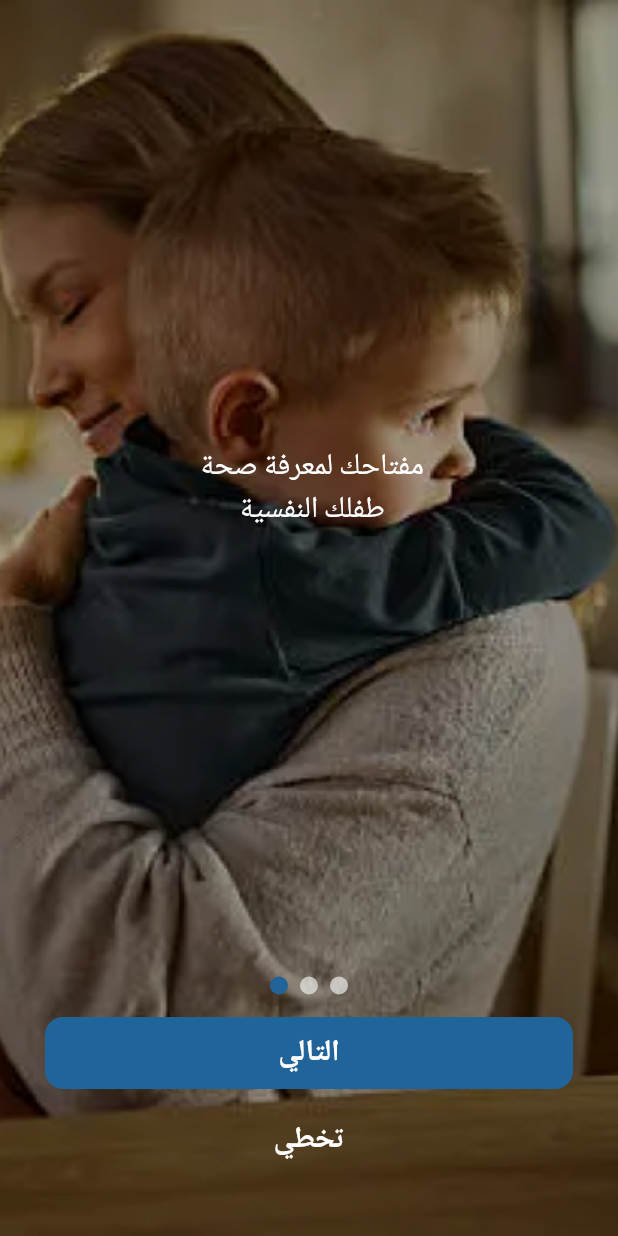
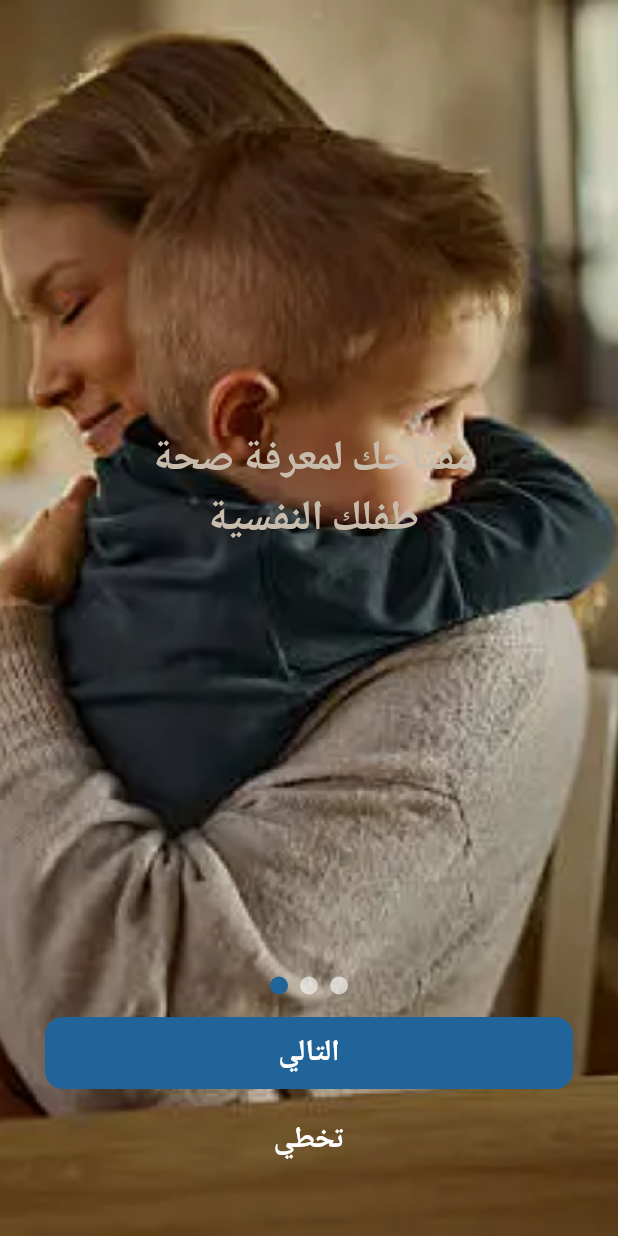
Before and after one commit to DevZiyadAtaweel/Canvasapp, a Flutter app: the screen it shows after launch, on a phone screen of 412 x 824 dp. Run offline on Flutter 3.47's test engine with Material 3 defaults, Android fonts, the phone set to English and light mode, and no system bars; drawn by our look-alikes of smooth_page_indicator; our stand-ins replace bloc, firebase_auth, firebase_core, flutter_bloc, go_router, google_sign_in and 1 more; accounts and stored records are empty.

Commit message:
24 -11 malak

```diff
--- a/lib/core/constants/app_colors.dart
+++ b/lib/core/constants/app_colors.dart
@@ -4,5 +4,6 @@ class AppColors {
   static Color backGroundColor = const Color(0xFF116cb7);
   static Color yellow = const Color(0xFFFFE606);
   static Color green = const Color(0xFF216499);
-  static Color lightGreen = const Color(0xFFE8FCEC);
+  static Color lightGrey = Colors.grey.shade100;
+  static Color textColor = const Color(0xFFC8BDAD);
 }
--- a/lib/core/constants/app_strings.dart
+++ b/lib/core/constants/app_strings.dart
@@ -2,6 +2,7 @@ class AppStrings {
   static const String appName = "Moftahak";
   static const String welcomeMessage = "!يعيد الأمل";
   static const String onBoarding1 = " مفتاحك لمعرفة صحة\n طفلك النفسية";
-  static const String onBoarding2 = "دع طفلك يعبّر عن نفسه بحرية بالرسم";
+  static const String onBoarding2 =
+      "دع طفلك يرسم !\nو اكتشف ما بداخله\nمن خلال رسماته";
   static const String onBoarding3 = "مدعوم بالذكاء الاصطناعي\n بطريقة إنسانية";
 }
--- a/lib/core/constants/app_text_styles.dart
+++ b/lib/core/constants/app_text_styles.dart
@@ -1,4 +1,5 @@
 import 'package:flutter/material.dart';
+import 'package:moftahak/core/constants/app_colors.dart';
 
 class AppTextStyles {
   static final pacifico400style40 = TextStyle(
@@ -14,4 +15,10 @@ class AppTextStyles {
     color: Colors.black,
     fontFamily: "Lato",
   );
+  static final lato700style28 = TextStyle(
+    fontSize: 28,
+    fontWeight: FontWeight.w700,
+    color: AppColors.textColor,
+    fontFamily: "Lato",
+  );
 }
--- a/lib/features/auth/widgets/auth_text_filed.dart
+++ b/lib/features/auth/widgets/auth_text_filed.dart
@@ -35,7 +35,7 @@ class AuthTextFieldState extends State<AuthTextField> {
 
         // 👈 يفعّل إطار أحمر بدون نص
         filled: true,
-        fillColor: AppColors.lightGreen,
+        fillColor: AppColors.lightGrey,
         hintText: widget.hint,
         hintStyle: const TextStyle(fontSize: 13, color: Colors.grey),
         contentPadding: const EdgeInsets.symmetric(
--- a/lib/features/onBoarding/on_boarding_view.dart
+++ b/lib/features/onBoarding/on_boarding_view.dart
@@ -51,16 +51,12 @@ class _OnBoardingViewState extends State<OnBoardingView> {
     return Scaffold(
       body: Stack(
         children: [
-          // 🔹 الخلفية اللي تتغير حسب الصفحة
           SizedBox.expand(
-            child: Image.asset(
-              images[currentPage], // <-- هنا التعديل
-              fit: BoxFit.cover,
-            ),
+            child: Image.asset(images[currentPage], fit: BoxFit.cover),
           ),
 
           // طبقة شفافة فوق الصورة (اختياري عشان النص يبان أوضح)
-          Container(color: Colors.black.withOpacity(0.35)),
+          Container(color: Colors.black.withOpacity(0.1)),
 
           // المحتوى
           Column(
@@ -72,17 +68,38 @@ class _OnBoardingViewState extends State<OnBoardingView> {
                   itemBuilder: (context, index) => Column(
                     mainAxisAlignment: MainAxisAlignment.center,
                     children: [
+                      Spacer(flex: currentPage == 2 ? 1 : 3),
+
                       Padding(
                         padding: const EdgeInsets.symmetric(horizontal: 30),
                         child: Text(
                           descriptions[index],
                           textAlign: TextAlign.center,
-                          style: AppTextStyles.lato600style20.copyWith(
-                            fontWeight: FontWeight.w300,
-                            color: Colors.white,
-                          ),
+                          style: AppTextStyles.lato700style28,
                         ),
                       ),
+                      Spacer(flex: 3),
+
+                      // (currentPage == 2)
+                      //      Padding(
+                      //         padding: const EdgeInsets.symmetric(
+                      //           horizontal: 30,
+                      //         ),
+                      //         child: Text(
+                      //           descriptions[index],
+                      //           textAlign: TextAlign.center,
+                      //           style: AppTextStyles.lato700style28,
+                      //         ),
+                      //       )
+                      //     : const SizedBox(height: 200),
+                      // Padding(
+                      //   padding: const EdgeInsets.symmetric(horizontal: 30),
+                      //   child: Text(
+                      //     descriptions[index],
+                      //     textAlign: TextAlign.center,
+                      //     style: AppTextStyles.lato700style28,
+                      //   ),
+                      // ),
                     ],
                   ),
                 ),
```
